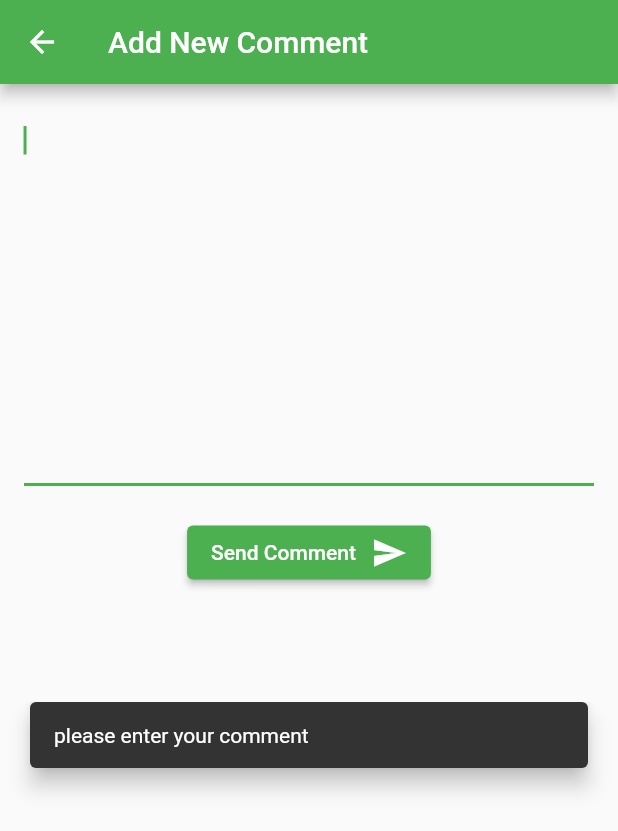
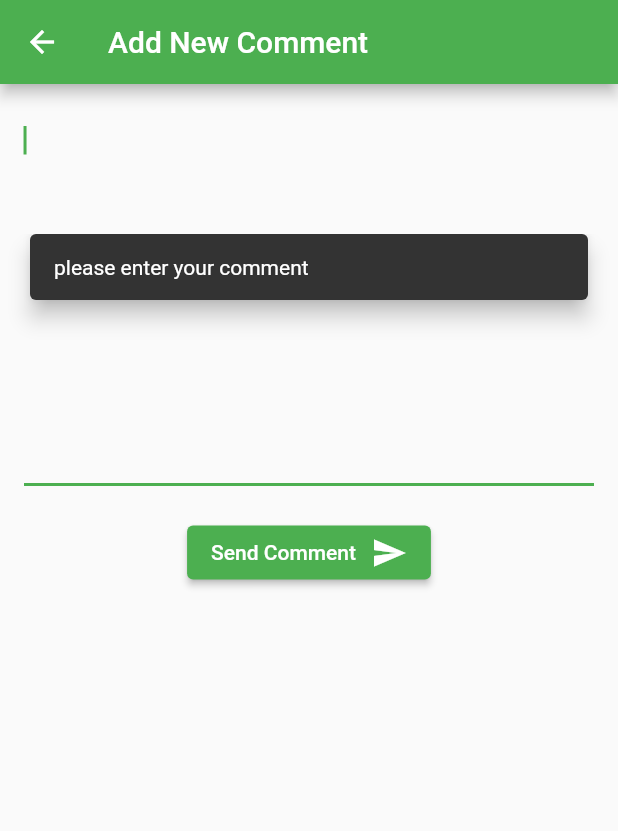
Before and after one commit to devloop100/commets_load, a Flutter app: the AddCommentView screen opened directly, after a tap on "Send Comment", on a phone screen of 412 x 824 dp. Shown: the top 831 px of the screen. Run offline on Flutter 3.47's test engine with Material 2 defaults, Android fonts, the phone set to English and light mode, and no system bars; our stand-ins replace dio, infinite_scroll_pagination; missing offline and left inert: random_avatar; network calls fail; Roboto replaces fonts that are missing (Montserrat).

Commit message:
added internet support for released build
and fixed snackbar message

```diff
--- a/comments/lib/app/screens/add_comment_view.dart
+++ b/comments/lib/app/screens/add_comment_view.dart
@@ -1,4 +1,5 @@
 import 'package:comments/common/api/remote_api.dart';
+import 'package:comments/common/widgets/show_snackbar.dart';
 import 'package:comments/common/widgets/text_direction.dart';
 import 'package:flutter/material.dart';
 
@@ -43,7 +44,7 @@ class _AddCommentViewState extends State<AddCommentView> {
       // check if the text is empty
       final text = _controller.text;
       if (text.isEmpty) {
-        _showEnterCommentMessage();
+        showEnterCommentMessage(context, "please enter your comment");
         return;
       }
 
@@ -77,21 +78,6 @@ class _AddCommentViewState extends State<AddCommentView> {
   // update the state when text is change so the auto direction can be updated
   void _textUpdated() {
     setState(() {});
-  }
-
-  // show a message to enter comment text if the text is empty
-  void _showEnterCommentMessage() {
-    ScaffoldMessenger.of(context).showSnackBar(
-      SnackBar(
-        content: const Text("please enter your comment"),
-        behavior: SnackBarBehavior.floating,
-        duration: const Duration(seconds: 2),
-        margin: EdgeInsets.only(
-            bottom: MediaQuery.of(context).size.height / 2 - 100,
-            right: 20,
-            left: 20),
-      ),
-    );
   }
 
   // called when the comment is successfully sent and the user confirms the message
--- /dev/null
+++ b/comments/lib/common/widgets/show_snackbar.dart
@@ -0,0 +1,16 @@
+// show a message to enter comment text if the text is empty
+import 'package:flutter/material.dart';
+
+void showEnterCommentMessage(BuildContext context, String message) {
+  ScaffoldMessenger.of(context).showSnackBar(
+    SnackBar(
+      content: Text(message),
+      behavior: SnackBarBehavior.floating,
+      duration: const Duration(seconds: 2),
+      margin: EdgeInsets.only(
+          bottom: MediaQuery.of(context).size.height - 200,
+          right: 20,
+          left: 20),
+    ),
+  );
+}
```
Also changed, not shown: 1 other file.
